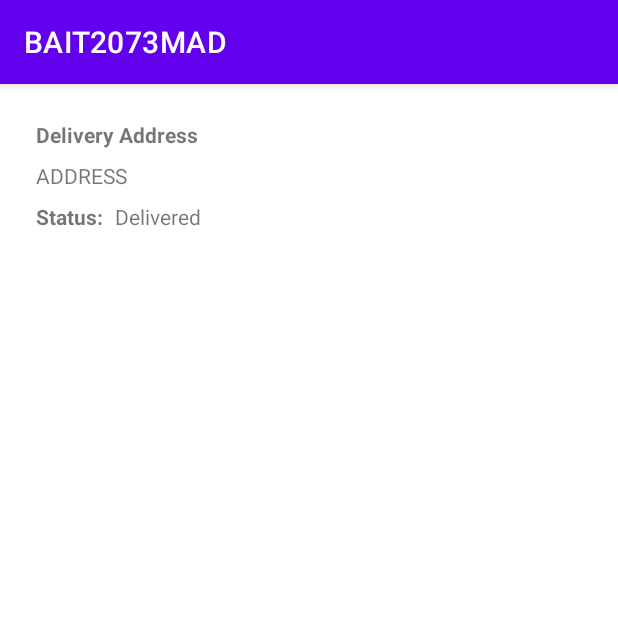
After one commit to FenrirChiew/BAIT2073MAD, an Android app: the fragment orderHistory shown on its own in the app's theme, on a phone screen of 412 x 824 dp, the top half of it. The commit adds this screen. Run offline under Robolectric (Android 15) with nearby library versions, the phone set to English and light mode, and no system bars.

Commit message:
orderhistory

```diff
--- /dev/null
+++ b/app/src/main/java/my/edu/tarc/bait2073mad/ui/orderHistory/OrderHistoryViewModel.kt
@@ -0,0 +1,7 @@
+package my.edu.tarc.bait2073mad.ui.orderHistory
+
+import androidx.lifecycle.ViewModel
+
+class OrderHistoryViewModel : ViewModel() {
+    // TODO: Implement the ViewModel
+}
--- /dev/null
+++ b/app/src/main/java/my/edu/tarc/bait2073mad/ui/orderHistory/orderHistory.kt
@@ -0,0 +1,32 @@
+package my.edu.tarc.bait2073mad.ui.orderHistory
+
+import androidx.lifecycle.ViewModelProvider
+import android.os.Bundle
+import androidx.fragment.app.Fragment
+import android.view.LayoutInflater
+import android.view.View
+import android.view.ViewGroup
+import my.edu.tarc.bait2073mad.R
+
+class orderHistory : Fragment() {
+
+    companion object {
+        fun newInstance() = orderHistory()
+    }
+
+    private lateinit var viewModel: OrderHistoryViewModel
+
+    override fun onCreateView(
+        inflater: LayoutInflater, container: ViewGroup?,
+        savedInstanceState: Bundle?
+    ): View? {
+        return inflater.inflate(R.layout.fragment_order_history, container, false)
+    }
+
+    override fun onActivityCreated(savedInstanceState: Bundle?) {
+        super.onActivityCreated(savedInstanceState)
+        viewModel = ViewModelProvider(this).get(OrderHistoryViewModel::class.java)
+        // TODO: Use the ViewModel
+    }
+
+}
--- /dev/null
+++ b/app/src/main/res/layout/fragment_order_history.xml
@@ -0,0 +1,49 @@
+<?xml version="1.0" encoding="utf-8"?>
+<androidx.constraintlayout.widget.ConstraintLayout xmlns:android="http://schemas.android.com/apk/res/android"
+    xmlns:app="http://schemas.android.com/apk/res-auto"
+    xmlns:tools="http://schemas.android.com/tools"
+    android:layout_width="match_parent"
+    android:layout_height="match_parent"
+    tools:context=".ui.orderHistory.orderHistory">
+
+    <TextView
+        android:id="@+id/textViewAddressTitle"
+        android:layout_width="wrap_content"
+        android:layout_height="wrap_content"
+        android:layout_marginStart="24dp"
+        android:layout_marginTop="24dp"
+        android:text="@string/addressTitle"
+        android:textStyle="bold"
+        app:layout_constraintStart_toStartOf="parent"
+        app:layout_constraintTop_toTopOf="parent" />
+
+    <TextView
+        android:id="@+id/textViewAddress"
+        android:layout_width="wrap_content"
+        android:layout_height="wrap_content"
+        android:layout_marginStart="24dp"
+        android:layout_marginTop="8dp"
+        android:text="@string/address"
+        app:layout_constraintStart_toStartOf="parent"
+        app:layout_constraintTop_toBottomOf="@+id/textViewAddressTitle" />
+
+    <TextView
+        android:id="@+id/textViewStatusTitle"
+        android:layout_width="wrap_content"
+        android:layout_height="wrap_content"
+        android:layout_marginTop="8dp"
+        android:text="@string/statusTitle"
+        android:textStyle="bold"
+        app:layout_constraintStart_toStartOf="@+id/textViewAddress"
+        app:layout_constraintTop_toBottomOf="@+id/textViewAddress" />
+
+    <TextView
+        android:id="@+id/textViewStatus"
+        android:layout_width="wrap_content"
+        android:layout_height="wrap_content"
+        android:layout_marginStart="8dp"
+        android:text="Delivered"
+        app:layout_constraintBottom_toBottomOf="@+id/textViewStatusTitle"
+        app:layout_constraintStart_toEndOf="@+id/textViewStatusTitle"
+        app:layout_constraintTop_toTopOf="@+id/textViewStatusTitle" />
+</androidx.constraintlayout.widget.ConstraintLayout>
--- a/app/src/main/res/values/strings.xml
+++ b/app/src/main/res/values/strings.xml
@@ -9,6 +9,12 @@
     <string name="selectAll">Select All</string>
     <string name="productName">Product Name</string>
     <string name="productPrice">Product Price</string>
-    <string name="hello_blank_fragment">Hello blank fragment</string>
+    <string name="addressTitle">Delivery Address</string>
+    <string name="address">ADDRESS</string>
+    <string name="statusTitle">Status:</string>
+    <string name="orderIDTitle">Order ID:</string>
+    <string name="orderDateTitle">Order Date:</string>
+    <string name="paymentMethodTitle">Payment Method:</string>
+    <string name="totalPaymentTitle">Total Payment:</string>
 
 </resources>
```
